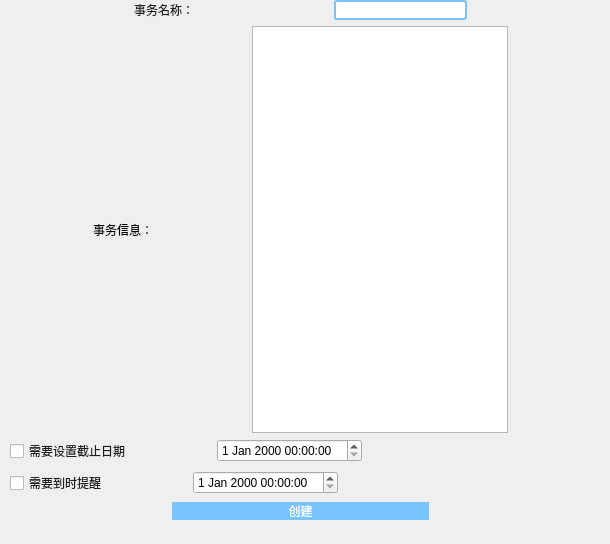
Before: the Qt Designer form add_job.ui in interestingLSY/DDL-Firewall, drawn with Qt 5.
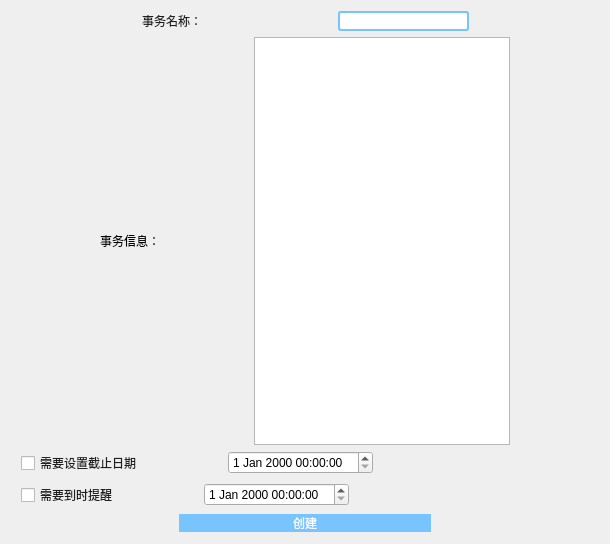
After: the same form once the commit is applied.

```diff
--- a/add_job.ui
+++ b/add_job.ui
@@ -16,15 +16,8 @@
   <property name="autoFillBackground">
    <bool>false</bool>
   </property>
-  <widget class="QWidget" name="verticalLayoutWidget">
-   <property name="geometry">
-    <rect>
-     <x>0</x>
-     <y>0</y>
-     <width>601</width>
-     <height>521</height>
-    </rect>
-   </property>
+  <layout class="QGridLayout" name="gridLayout">
+   <item row="0" column="0">
    <layout class="QVBoxLayout" name="verticalLayout" stretch="6,0,6,6,8">
     <property name="sizeConstraint">
      <enum>QLayout::SetDefaultConstraint</enum>
@@ -317,7 +310,8 @@
      </layout>
     </item>
    </layout>
-  </widget>
+   </item>
+  </layout>
  </widget>
  <resources/>
  <connections/>
```
Lines whose indentation alone changed are shown as unchanged.
